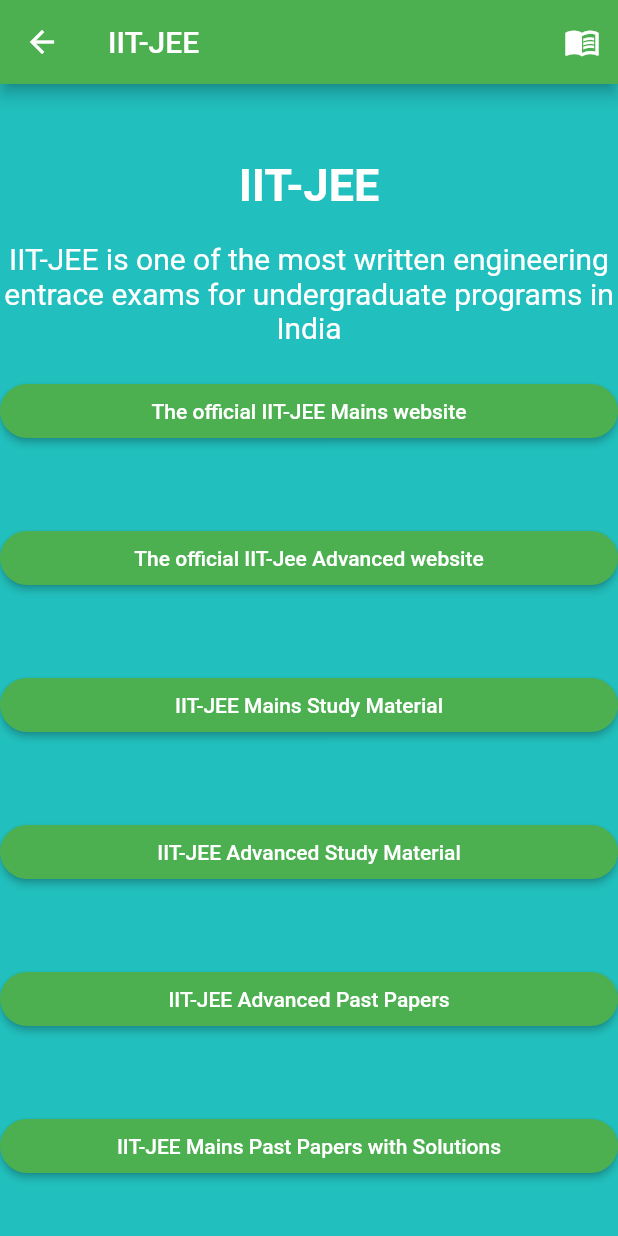
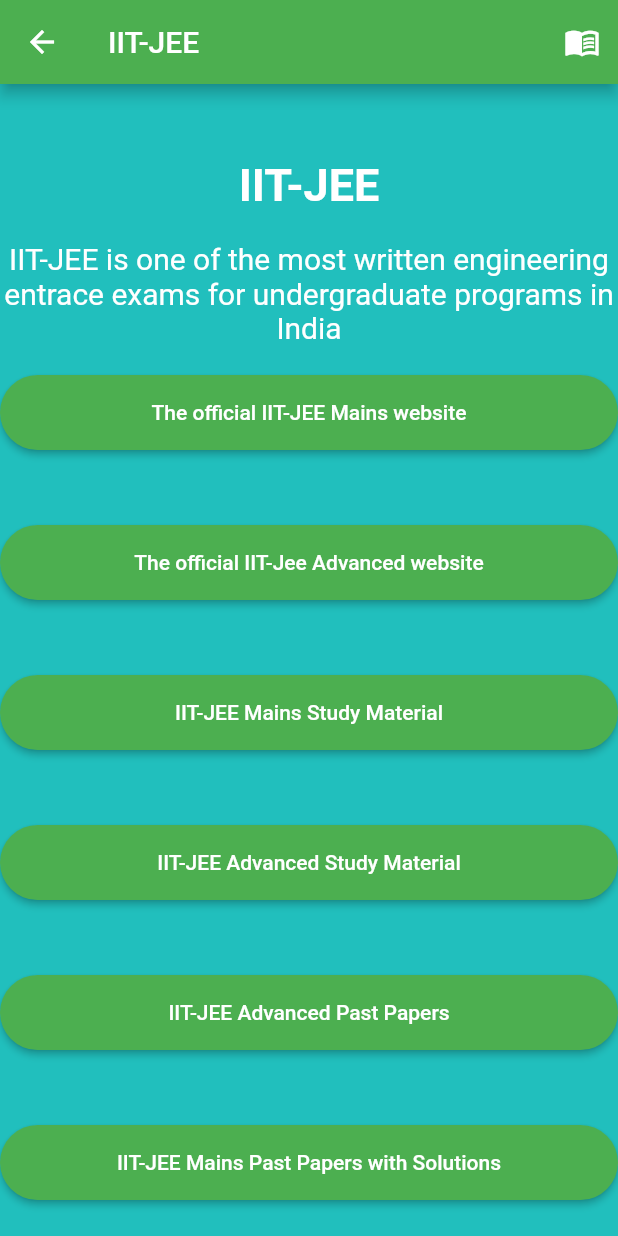
Before and after one commit to seunghk1206/StHelpNo.1, a Flutter app: the JEEmaterials screen opened directly, on a phone screen of 412 x 824 dp. Run offline on Flutter 3.47's test engine with Material 2 defaults, Android fonts, the phone set to English and light mode, and no system bars; Roboto replaces fonts that are missing (Montserrat).

Commit message:
Editing the elevated buttons on the study materials

```diff
--- a/flutterproject/lib/app_screens/JEEmaterials.dart
+++ b/flutterproject/lib/app_screens/JEEmaterials.dart
@@ -111,7 +111,10 @@ class JEEmaterials extends StatelessWidget {
 Padding(
                     padding: EdgeInsets.only(bottom: 20.0)),
 
-          ElevatedButton(
+          SizedBox(
+            width:50,
+            height:50,
+            child:ElevatedButton(
                 child: Text("The official IIT-JEE Mains website"),
                 onPressed: _launchURLjeeMain,
 
@@ -120,14 +123,17 @@ Padding(
       onPrimary: Colors.white,
       shape: new RoundedRectangleBorder(
       borderRadius: new BorderRadius.circular(30.0)),
-      )),
+      ))),
                      Padding(
                     padding: EdgeInsets.only(top: 50.0)),
 
 
 
 
-          ElevatedButton(
+          SizedBox(
+            width:50,
+            height:50,
+            child:ElevatedButton(
                 child: Text("The official IIT-Jee Advanced website"),
                 onPressed: _launchURLjeeAdv,
 
@@ -137,14 +143,17 @@ Padding(
       shape: new RoundedRectangleBorder(
       borderRadius: new BorderRadius.circular(30.0)),
               ),
-            ),
+            )),
                  Padding(
                     padding: EdgeInsets.only(top: 50.0)),
 
 
 
 
-                ElevatedButton(
+                SizedBox(
+            width:50,
+            height:50,
+            child:ElevatedButton(
                 child: Text("IIT-JEE Mains Study Material"),
                 onPressed: _launchURLjeeSMMain,
 
@@ -154,7 +163,7 @@ Padding(
       shape: new RoundedRectangleBorder(
       borderRadius: new BorderRadius.circular(30.0)),
               ),
-            ),
+            )),
                  Padding(
                     padding: EdgeInsets.only(top: 50.0)),
 
@@ -162,7 +171,10 @@ Padding(
 
 
 
-            ElevatedButton(
+            SizedBox(
+            width:50,
+            height:50,
+            child:ElevatedButton(
                 child: Text("IIT-JEE Advanced Study Material"),
                 onPressed: _launchURLjeeSMadv,
 
@@ -172,14 +184,17 @@ Padding(
       shape: new RoundedRectangleBorder(
       borderRadius: new BorderRadius.circular(30.0)),
               ),
-            ),
+            )),
                  Padding(
                     padding: EdgeInsets.only(top: 50.0)),
 
 
 
 
-          ElevatedButton(
+          SizedBox(
+            width:50,
+            height:50,
+            child:ElevatedButton(
                 child: Text("IIT-JEE Advanced Past Papers"),
                 onPressed: _launchURLjeePastAdv,
 
@@ -189,13 +204,16 @@ Padding(
       shape: new RoundedRectangleBorder(
       borderRadius: new BorderRadius.circular(30.0)),
               ),
-            ),
+            )),
                  Padding(
                     padding: EdgeInsets.only(top: 50.0)),
 
 
 
-            ElevatedButton(
+            SizedBox(
+            width:50,
+            height:50,
+            child:ElevatedButton(
                 child: Text("IIT-JEE Mains Past Papers with Solutions"),
                 onPressed: _launchURLjeePastMain,
 
@@ -205,7 +223,7 @@ Padding(
       shape: new RoundedRectangleBorder(
       borderRadius: new BorderRadius.circular(30.0)),
               ),
-            ),
+            )),
                  Padding(
                     padding: EdgeInsets.only(top: 50.0)),
 
```
Also changed, not shown: flutterproject/lib/app_screens/CBSEmaterials.dart (+15 -6 lines), flutterproject/lib/app_screens/CambridgeStudyMaterials.dart (+40 -6 lines), flutterproject/lib/app_screens/IBstudymaterials.dart (+20 -8 lines), flutterproject/lib/app_screens/ICSEmaterials.dart (+20 -8 lines), flutterproject/lib/app_screens/SATmaterials.dart (+25 -6 lines).
